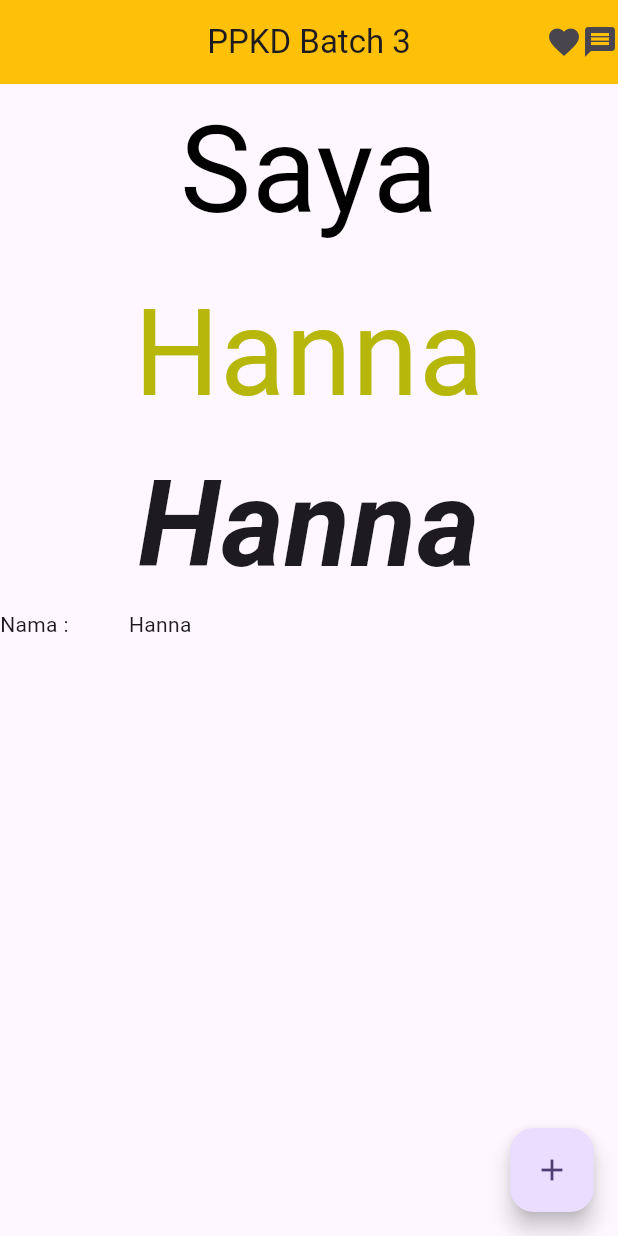
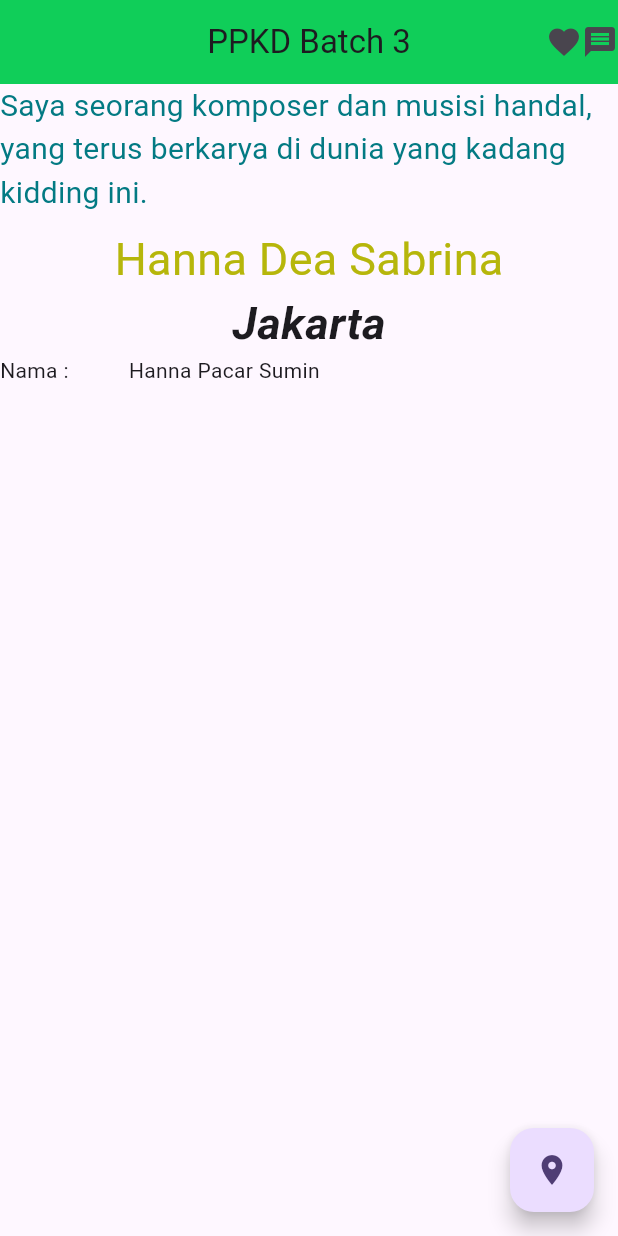
Before and after one commit to HanaDulSet-123/PPKD_B3, a Flutter app: the screen it shows after launch, on a phone screen of 412 x 824 dp. Run offline on Flutter 3.47's test engine with Material 3 defaults, Android fonts, the phone set to English and light mode, and no system bars; Roboto replaces fonts that are missing (PlaywriteHu).

Commit message:
update tugas flutter 1

```diff
--- a/lib/tugasflutter/tugasflutter1.dart
+++ b/lib/tugasflutter/tugasflutter1.dart
@@ -8,41 +8,51 @@ class Tugasflutter1 extends StatelessWidget {
     return Scaffold(
       appBar: AppBar(
         title: Text("PPKD Batch 3"),
-        backgroundColor: Colors.amber,
+        backgroundColor: const Color.fromARGB(255, 16, 206, 89),
         actions: [Icon(Icons.favorite), Icon(Icons.message)],
         centerTitle: true,
       ),
 
       floatingActionButton: FloatingActionButton(
         onPressed: () {},
-        child: Icon(Icons.add),
+        child: Icon(Icons.location_on),
       ),
 
       body: Column(
         crossAxisAlignment: CrossAxisAlignment.center,
 
         children: [
-          Text("Saya", style: TextStyle(fontSize: 80, color: Colors.black)),
+          Text(
+            "Saya seorang komposer dan musisi handal, yang terus berkarya di dunia yang kadang kidding ini.",
+            style: TextStyle(
+              fontSize: 20,
+              color: const Color.fromARGB(255, 3, 122, 131),
+            ),
+          ),
           SizedBox(height: 8),
 
           Text(
-          "Hanna",
+            "Hanna Dea Sabrina",
             style: TextStyle(
-            fontSize: 80,
+              fontSize: 30,
               color: const Color.fromARGB(255, 182, 182, 11),
-            fontFamily: "PlaywriteHu"
+              fontFamily: "PlaywriteHu",
             ),
           ),
           Text(
-          "Hanna",
+            "Jakarta",
             style: TextStyle(
-            fontSize: 80,
+              fontSize: 30,
               fontStyle: FontStyle.italic,
               fontWeight: FontWeight.bold,
             ),
           ),
           Row(
-          children: [Text("Nama :"), SizedBox(width: 40,), Text("Hanna")],
+            children: [
+              Text("Nama :"),
+              SizedBox(width: 40),
+              Text("Hanna Pacar Sumin"),
+            ],
           ),
         ],
       ),
```
Lines whose indentation alone changed are shown as unchanged.
